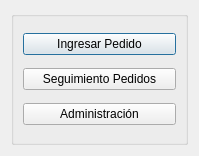
Old version of the form secdialog.ui in the repository ejara94/flipigas.
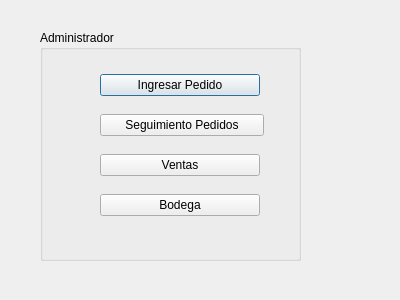
New version of the form.

What changed in the file:
```diff
--- a/secdialog.ui
+++ b/secdialog.ui
@@ -6,21 +6,34 @@
    <rect>
     <x>0</x>
     <y>0</y>
-    <width>199</width>
-    <height>156</height>
+    <width>400</width>
+    <height>300</height>
    </rect>
   </property>
   <property name="windowTitle">
    <string>Flipigas</string>
   </property>
-  <layout class="QVBoxLayout" name="verticalLayout_3">
-   <item>
     <widget class="QGroupBox" name="groupBox">
+   <property name="geometry">
+    <rect>
+     <x>40</x>
+     <y>30</y>
+     <width>261</width>
+     <height>231</height>
+    </rect>
+   </property>
      <property name="title">
-      <string/>
-     </property>
-     <layout class="QVBoxLayout" name="verticalLayout_5">
-      <item>
+    <string>Administrador</string>
+   </property>
+   <widget class="QWidget" name="verticalLayoutWidget">
+    <property name="geometry">
+     <rect>
+      <x>60</x>
+      <y>40</y>
+      <width>160</width>
+      <height>31</height>
+     </rect>
+    </property>
        <layout class="QVBoxLayout" name="verticalLayout">
         <item>
          <widget class="QPushButton" name="goto_request">
@@ -30,8 +43,16 @@
          </widget>
         </item>
        </layout>
-      </item>
-      <item>
+   </widget>
+   <widget class="QWidget" name="verticalLayoutWidget_2">
+    <property name="geometry">
+     <rect>
+      <x>60</x>
+      <y>80</y>
+      <width>164</width>
+      <height>31</height>
+     </rect>
+    </property>
        <layout class="QVBoxLayout" name="verticalLayout_2">
         <item>
          <widget class="QPushButton" name="goto_tracking">
@@ -41,22 +62,46 @@
          </widget>
         </item>
        </layout>
-      </item>
+   </widget>
+   <widget class="QWidget" name="verticalLayoutWidget_3">
+    <property name="geometry">
+     <rect>
+      <x>60</x>
+      <y>120</y>
+      <width>160</width>
+      <height>31</height>
+     </rect>
+    </property>
+    <layout class="QVBoxLayout" name="verticalLayout_3">
       <item>
+      <widget class="QPushButton" name="goto_sells">
+       <property name="text">
+        <string>Ventas</string>
+       </property>
+      </widget>
+     </item>
+    </layout>
+   </widget>
+   <widget class="QWidget" name="verticalLayoutWidget_4">
+    <property name="geometry">
+     <rect>
+      <x>60</x>
+      <y>160</y>
+      <width>160</width>
+      <height>31</height>
+     </rect>
+    </property>
        <layout class="QVBoxLayout" name="verticalLayout_4">
         <item>
          <widget class="QPushButton" name="goto_inventory">
           <property name="text">
-           <string>Administración</string>
+        <string>Bodega</string>
           </property>
          </widget>
         </item>
        </layout>
-      </item>
-     </layout>
-    </widget>
-   </item>
-  </layout>
+   </widget>
+  </widget>
  </widget>
  <resources/>
  <connections/>
```
Lines whose indentation alone changed are shown as unchanged.
